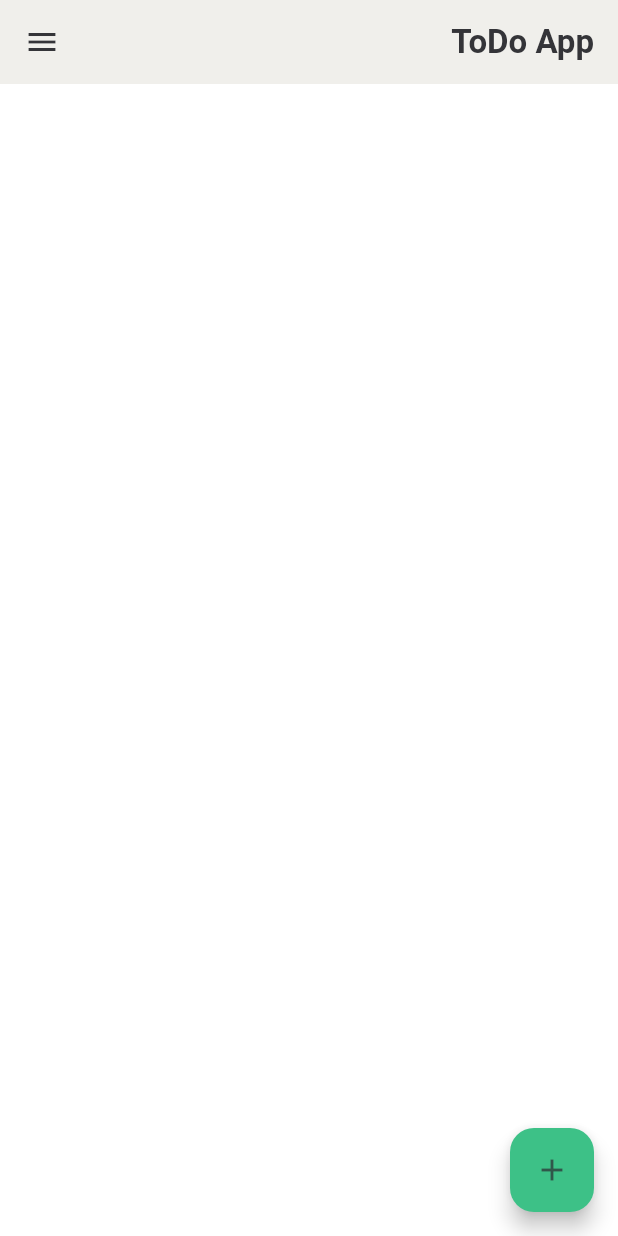
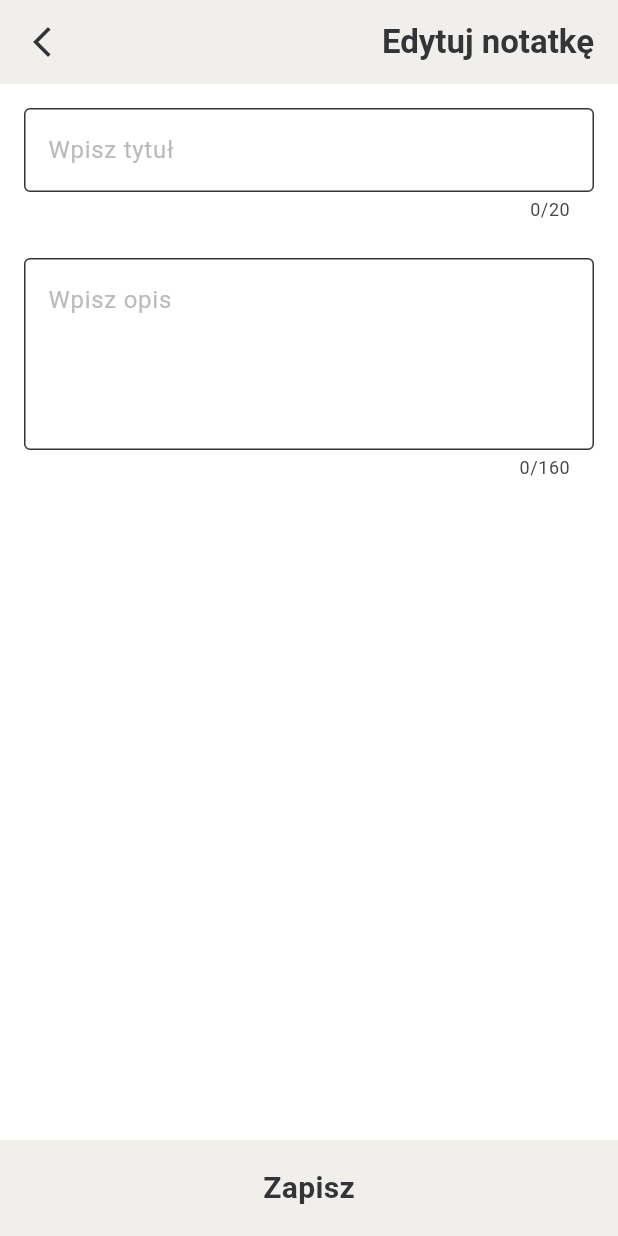
Before and after one commit to krzxs/flutter_todo_app, a Flutter app: the screen it shows after launch, after a tap on the "add" icon, on a phone screen of 412 x 824 dp. Run offline on Flutter 3.47's test engine with Material 2 defaults, Android fonts, the light colour scheme and no system bars.

Commit message:
Add todo page view

```diff
--- a/lib/colors.dart
+++ b/lib/colors.dart
@@ -8,3 +8,5 @@ const Color secondaryColorAccent = Color(0xFF30574A);
 
 const Color primaryTextColor = Color(0xFF343438);
 const Color secondaryTextColor = Color(0xFFBABABC);
+
+const Color errorColor = Color(0xFFA64A43);
--- a/lib/home_page.dart
+++ b/lib/home_page.dart
@@ -1,5 +1,7 @@
 import 'package:flutter/material.dart';
 import 'package:flutter_todo/colors.dart';
+import 'package:flutter_todo/todo.dart';
+import 'package:flutter_todo/todo_view_page.dart';
 
 class HomePage extends StatefulWidget {
   const HomePage({Key? key}) : super(key: key);
@@ -30,7 +32,7 @@ class _HomePageState extends State<HomePage> {
               backgroundColor: secondaryColor,
               builder: (context) {
                 return SizedBox(
-                  height: 120,
+                  height: 128,
                   child: Column(
                     crossAxisAlignment: CrossAxisAlignment.start,
                     mainAxisAlignment: MainAxisAlignment.spaceEvenly,
@@ -40,13 +42,15 @@ class _HomePageState extends State<HomePage> {
                         'Dodaj notatkę',
                         Icons.add,
                         () {
-                          //TODO add note
+                          Navigator.pop(context);
+                          addTodo();
                         },
                       ),
                       bottomSheetButton(
                         'Wyczyść notatki',
                         Icons.delete,
                         () {
+                          Navigator.pop(context);
                           //TODO clear all notes
                         },
                       ),
@@ -76,7 +80,7 @@ class _HomePageState extends State<HomePage> {
         backgroundColor: primaryColorAccent,
         tooltip: 'Dodaj notatkę',
         onPressed: () {
-          //TODO add note
+          addTodo();
         },
         child: const Icon(
           Icons.add,
@@ -84,6 +88,12 @@ class _HomePageState extends State<HomePage> {
         ),
       ),
     );
+  }
+
+  addTodo() async {
+    Todo todo = Todo('', '', false, DateTime.now());
+    Todo? todoToReturn = await Navigator.push(context,
+        MaterialPageRoute(builder: (context) => TodoViewPage(todo: todo)));
   }
 
   Widget bottomSheetButton(String title, IconData icon, VoidCallback onTap) {
--- a/lib/todo.dart
+++ b/lib/todo.dart
@@ -1,9 +1,8 @@
 class Todo {
-  int id;
   String title;
   String description;
   bool isDone;
   DateTime dateCreated;
 
-  Todo(this.id, this.title, this.description, this.isDone, this.dateCreated);
+  Todo(this.title, this.description, this.isDone, this.dateCreated);
 }
--- /dev/null
+++ b/lib/todo_view_page.dart
@@ -0,0 +1,155 @@
+import 'package:flutter/material.dart';
+import 'package:flutter_todo/todo.dart';
+
+import 'colors.dart';
+
+class TodoViewPage extends StatefulWidget {
+  final Todo? todo;
+
+  const TodoViewPage({Key? key, this.todo}) : super(key: key);
+
+  @override
+  State<TodoViewPage> createState() => _TodoViewPageState();
+}
+
+class _TodoViewPageState extends State<TodoViewPage> {
+  TextEditingController titleController = TextEditingController();
+  TextEditingController descriptionController = TextEditingController();
+
+  final _formKey = GlobalKey<FormState>();
+
+  @override
+  Widget build(BuildContext context) {
+    return Scaffold(
+      appBar: AppBar(
+        backgroundColor: secondaryColor,
+        leading: IconButton(
+          icon: const Icon(
+            Icons.arrow_back_ios_new,
+            color: primaryTextColor,
+          ),
+          onPressed: () {
+            Navigator.pop(context);
+          },
+        ),
+        title: const Align(
+          alignment: Alignment.centerRight,
+          child: Text(
+            'Edytuj notatkę',
+            style: TextStyle(
+              color: primaryTextColor,
+              fontWeight: FontWeight.bold,
+            ),
+          ),
+        ),
+      ),
+      backgroundColor: primaryColor,
+      body: Container(
+        padding: const EdgeInsets.all(16.0),
+        child: Form(
+          key: _formKey,
+          child: SingleChildScrollView(
+            child: Column(
+              children: [
+                textFormField(
+                  'Wpisz tytuł',
+                  titleController,
+                  1,
+                  20,
+                ),
+                const SizedBox(
+                  height: 24,
+                ),
+                textFormField(
+                  'Wpisz opis',
+                  descriptionController,
+                  4,
+                  160,
+                ),
+              ],
+            ),
+          ),
+        ),
+      ),
+      bottomNavigationBar: Material(
+        color: secondaryColor,
+        child: InkWell(
+          onTap: () {
+            if (_formKey.currentState!.validate()) {
+              //TODO save note
+            }
+          },
+          child: const SizedBox(
+            height: 64,
+            child: Center(
+              child: Text(
+                'Zapisz',
+                style: TextStyle(
+                  color: primaryTextColor,
+                  fontSize: 20.0,
+                  fontWeight: FontWeight.bold,
+                ),
+              ),
+            ),
+          ),
+        ),
+      ),
+    );
+  }
+
+  Widget textFormField(String label, TextEditingController controller,
+      int maxLines, int maxLength) {
+    return TextFormField(
+      controller: controller,
+      cursorColor: secondaryTextColor,
+      decoration: InputDecoration(
+        alignLabelWithHint: true,
+        floatingLabelStyle: const TextStyle(
+          color: primaryTextColor,
+        ),
+        enabledBorder: const OutlineInputBorder(
+          borderSide: BorderSide(
+            color: primaryTextColor,
+          ),
+        ),
+        focusedBorder: const OutlineInputBorder(
+          borderSide: BorderSide(
+            color: primaryColorAccent,
+            width: 2.0,
+          ),
+        ),
+        label: Text(
+          label,
+          style: const TextStyle(
+            color: secondaryTextColor,
+          ),
+        ),
+        errorBorder: const OutlineInputBorder(
+          borderSide: BorderSide(
+            color: errorColor,
+          ),
+        ),
+        focusedErrorBorder: const OutlineInputBorder(
+          borderSide: BorderSide(
+            color: errorColor,
+            width: 2.0,
+          ),
+        ),
+        errorStyle: const TextStyle(
+          color: errorColor,
+        ),
+      ),
+      maxLines: maxLines,
+      maxLength: maxLength,
+      style: const TextStyle(
+        color: primaryTextColor,
+      ),
+      validator: (value) {
+        if (value == null || value.isEmpty) {
+          return 'Pole nie może być puste!';
+        }
+        return null;
+      },
+    );
+  }
+}
```
